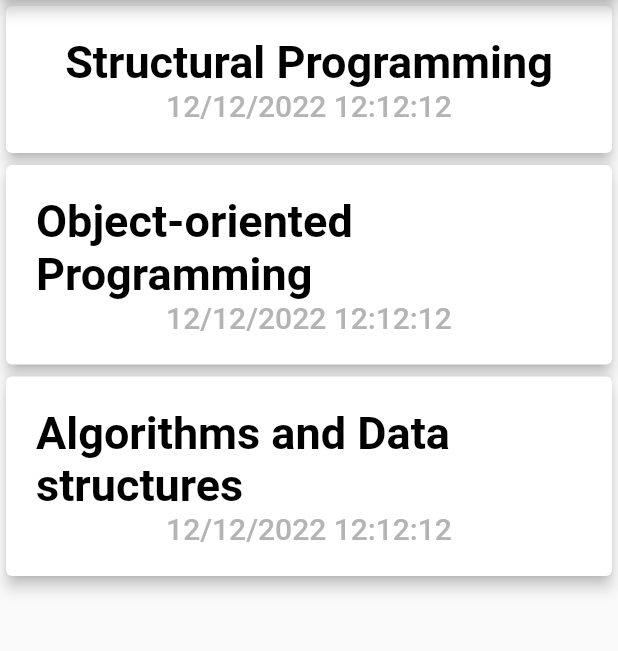
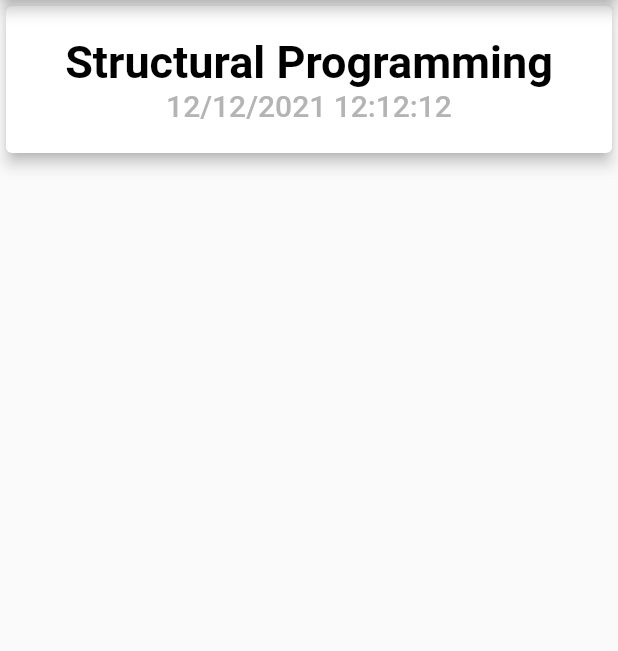
Before and after one commit to Flutter-Labs-MIS/lab_5, a Flutter app: the screen it shows after launch, after a tap on the "add" icon, on a phone screen of 412 x 824 dp, the part 84-735 px from its top. Run offline on Flutter 3.47's test engine with Material 2 defaults, Android fonts, the phone set to English and light mode, and no system bars.

Commit message:
Added functionality for adding element

```diff
--- a/lib/main.dart
+++ b/lib/main.dart
@@ -31,20 +31,15 @@ class MyHomePage extends StatefulWidget {
 }
 
 class _MyHomePageState extends State<MyHomePage> {
-  final List<ExamCard> _exams = [
-    const ExamCard(
-      "Structural Programming",
-      "12/12/2022 12:12:12",
-    ),
-    const ExamCard(
-      "Object-oriented Programming",
-      "12/12/2022 12:12:12",
-    ),
-    const ExamCard(
-      "Algorithms and Data structures",
-      "12/12/2022 12:12:12",
-    ),
-  ];
+  final List<ExamCard> _exams = [];
+
+  void _addExamToList() {
+    ExamCard el =
+        const ExamCard("Structural Programming", "12/12/2021 12:12:12");
+    setState(() {
+      _exams.add(el);
+    });
+  }
 
   @override
   Widget build(BuildContext context) {
@@ -57,7 +52,7 @@ class _MyHomePageState extends State<MyHomePage> {
               right: 20,
             ),
             child: GestureDetector(
-              onTap: () => {},
+              onTap: _addExamToList,
               child: const Icon(
                 Icons.add,
                 size: 30,
```
